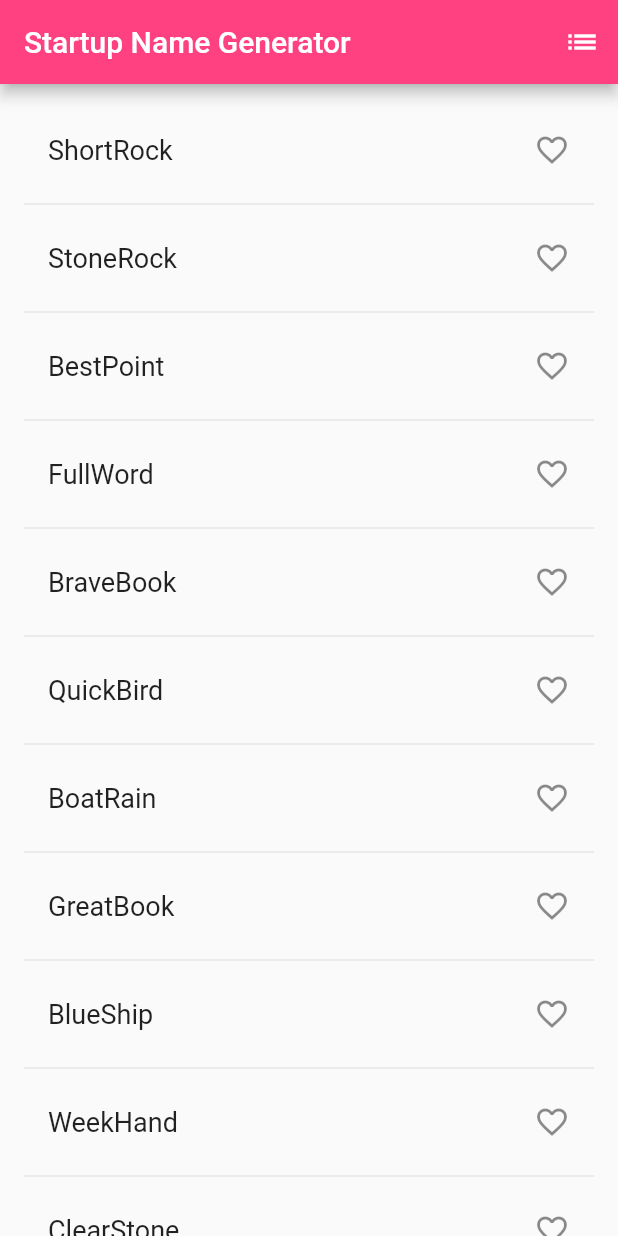
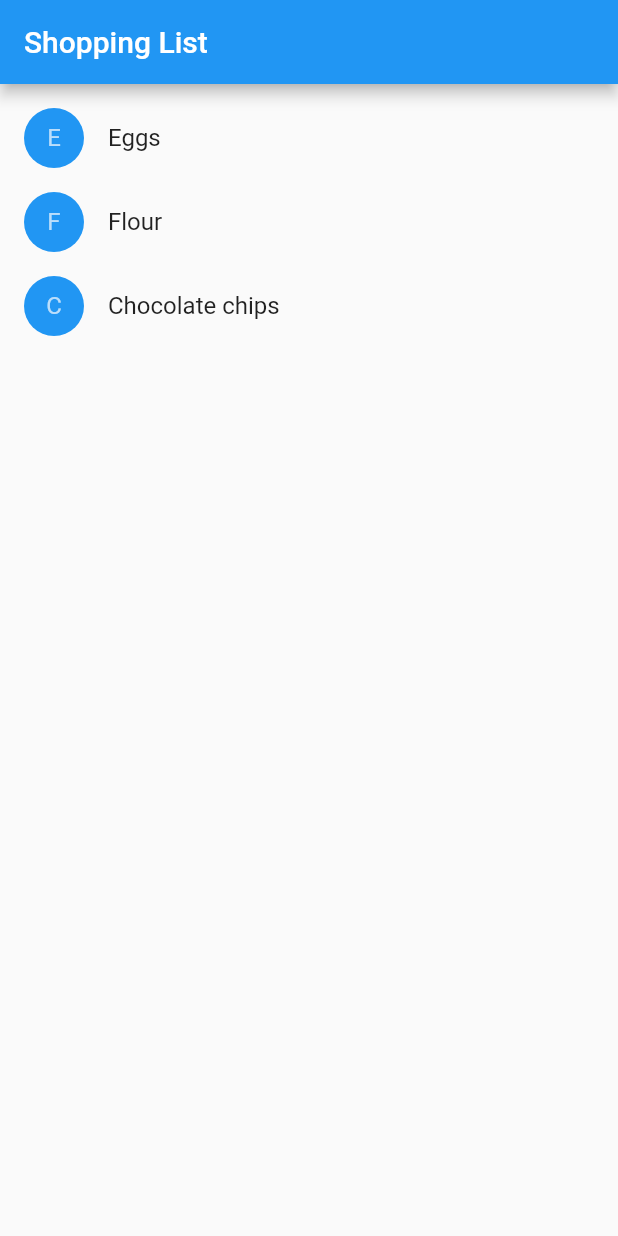
Before and after one commit to eliaswil/NVS_Mobile_Application, a Flutter app: the screen it shows after launch, on a phone screen of 412 x 824 dp. Run offline on Flutter 3.47's test engine with Material 2 defaults, Android fonts, the phone set to English and light mode, and no system bars.

```diff
--- a/lib/main.dart
+++ b/lib/main.dart
@@ -1,116 +1,121 @@
-// Copyright 2018 The Flutter team. All rights reserved.
-// Use of this source code is governed by a BSD-style license that can be
-// found in the LICENSE file.
+import 'package:flutter/material.dart';
 
-import 'package:flutter/material.dart';
-import 'package:english_words/english_words.dart';
 
-void main() => runApp(MyApp()); // for one-line functions =>
+class Product {
+  const Product({this.name});
+  final String name;
+}
 
-class MyApp extends StatelessWidget {
+typedef void CartChangedCallback(Product product, bool inCart);
+
+class ShoppingListItem extends StatelessWidget {
+  ShoppingListItem({this.product, this.inCart, this.onCartChanged})
+      : super(key: ObjectKey(product));
+
+  final Product product;
+  final bool inCart;
+  final CartChangedCallback onCartChanged;
+
+  Color _getColor(BuildContext context) {
+    // The theme depends on the BuildContext because different parts
+    // of the tree can have different themes.
+    // The BuildContext indicates where the build is
+    // taking place and therefore which theme to use.
+
+    return inCart ? Colors.black54 : Theme.of(context).primaryColor;
+  }
+
+  TextStyle _getTextStyle(BuildContext context) {
+    if (!inCart) return null;
+
+    return TextStyle(
+      color: Colors.black54,
+      decoration: TextDecoration.lineThrough,
+    );
+  }
+
   @override
   Widget build(BuildContext context) {
-    return MaterialApp(
-      title: 'Startup Name Generator',
-      home: RandomWords(),
-      theme: ThemeData(
-        primaryColor: Colors.pinkAccent,
-      )
+    return ListTile(
+      onTap: () {
+        onCartChanged(product, inCart);
+      },
+      leading: CircleAvatar(
+        backgroundColor: _getColor(context),
+        child: Text(product.name[0]),
+      ),
+      title: Text(product.name, style: _getTextStyle(context)),
     );
   }
 }
 
 
-class RandomWords extends StatefulWidget {
+
+
+class ShoppingList extends StatefulWidget {
+  ShoppingList({Key key, this.products}) : super(key: key);
+
+  final List<Product> products;
+
+  // The framework calls createState the first time a widget
+  // appears at a given location in the tree.
+  // If the parent rebuilds and uses the same type of
+  // widget (with the same key), the framework re-uses the State object
+  // instead of creating a new State object.
+
   @override
-  _RandomWordsState createState() => _RandomWordsState();
+  _ShoppingListState createState() => _ShoppingListState();
 }
 
-class _RandomWordsState extends State<RandomWords> {
+class _ShoppingListState extends State<ShoppingList> {
+  Set<Product> _shoppingCart = Set<Product>();
 
-  final _suggestions = <WordPair>[];
-  final _saved = <WordPair>{};
-  final _biggerFont = TextStyle(fontSize: 18.0);
+  void _handleCartChanged(Product product, bool inCart) {
+    setState(() {
+      // When a user changes what's in the cart, you need to change
+      // _shoppingCart inside a setState call to trigger a rebuild.
+      // The framework then calls build, below,
+      // which updates the visual appearance of the app.
 
-  Widget _buildSuggestions() {
-    return ListView.builder(
-        padding: EdgeInsets.all(16.0),
-        itemBuilder: /*1*/ (context, i) {
-          if (i.isOdd) return Divider(); /*2*/
-
-          final index = i ~/ 2; /*3*/
-          if (index >= _suggestions.length) {
-            _suggestions.addAll(generateWordPairs().take(10)); /*4*/
-          }
-          return _buildRow(_suggestions[index]);
-        });
+      if (!inCart)
+        _shoppingCart.add(product);
+      else
+        _shoppingCart.remove(product);
+    });
   }
-
-  Widget _buildRow(WordPair pair) {
-    final alreadySaved = _saved.contains(pair);
-    return ListTile(
-      title: Text(
-        pair.asPascalCase,
-        style: _biggerFont,
-      ),
-      trailing: Icon(
-        alreadySaved ? Icons.favorite : Icons.favorite_border,
-        color: alreadySaved ? Colors.red : null,
-      ),
-      onTap: () {
-        setState(() {
-          if (alreadySaved) {
-            _saved.remove(pair);
-          } else {
-            _saved.add(pair);
-          }
-        });
-      },
-    );
-  }
-
 
   @override
   Widget build(BuildContext context) {
     return Scaffold(
       appBar: AppBar(
-        title: Text('Startup Name Generator'),
-        actions: [
-          IconButton(icon: Icon(Icons.list), onPressed: _pushSaved),
-        ],
+        title: Text('Shopping List'),
       ),
-      body: _buildSuggestions(),
-    );
-  }
-
-  void _pushSaved() {
-    Navigator.of(context).push(
-      MaterialPageRoute<void>(
-        // NEW lines from here...
-        builder: (BuildContext context) {
-          final tiles = _saved.map(
-                (WordPair pair) {
-              return ListTile(
-                title: Text(
-                  pair.asPascalCase,
-                  style: _biggerFont,
-                ),
-              );
-            },
+      body: ListView(
+        padding: EdgeInsets.symmetric(vertical: 8.0),
+        children: widget.products.map((Product product) {
+          return ShoppingListItem(
+            product: product,
+            inCart: _shoppingCart.contains(product),
+            onCartChanged: _handleCartChanged,
           );
-          final divided = ListTile.divideTiles(
-            context: context,
-            tiles: tiles,
-          ).toList();
-
-          return Scaffold(
-            appBar: AppBar(
-              title: Text('Saved Suggestions'),
-            ),
-            body: ListView(children: divided),
-          );
-        }, // ...to here.
+        }).toList(),
       ),
     );
   }
 }
+
+
+
+
+void main() {
+  runApp(MaterialApp(
+    title: 'Shopping App',
+    home: ShoppingList(
+      products: <Product>[
+        Product(name: 'Eggs'),
+        Product(name: 'Flour'),
+        Product(name: 'Chocolate chips'),
+      ],
+    ),
+  ));
+}
```
